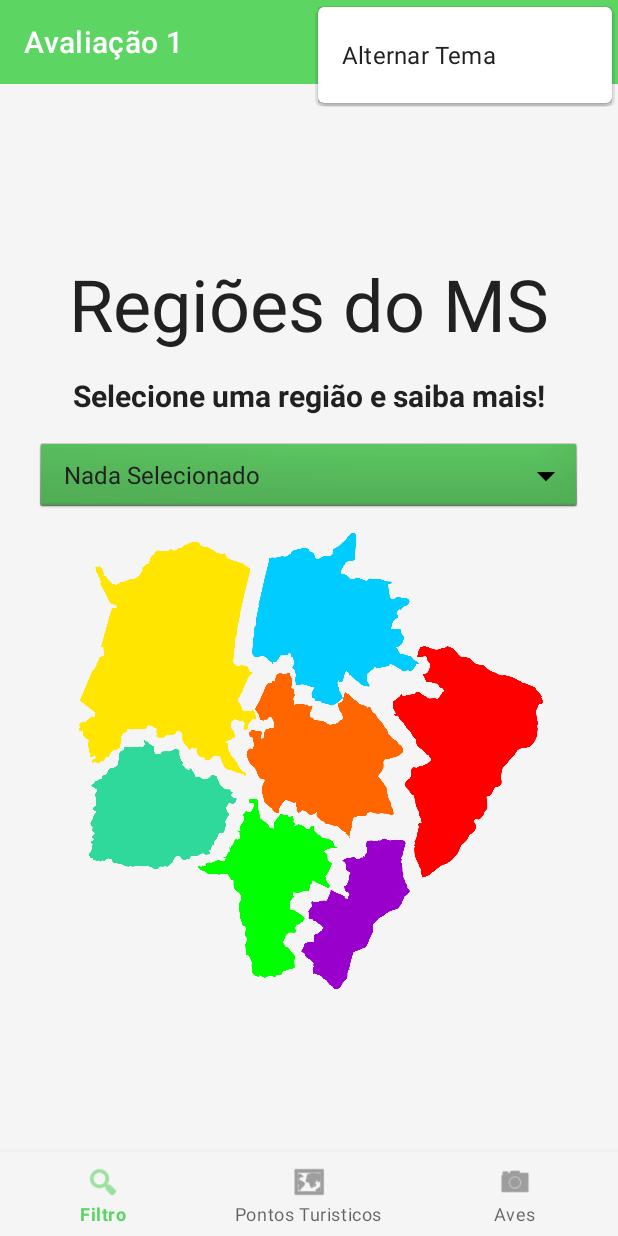
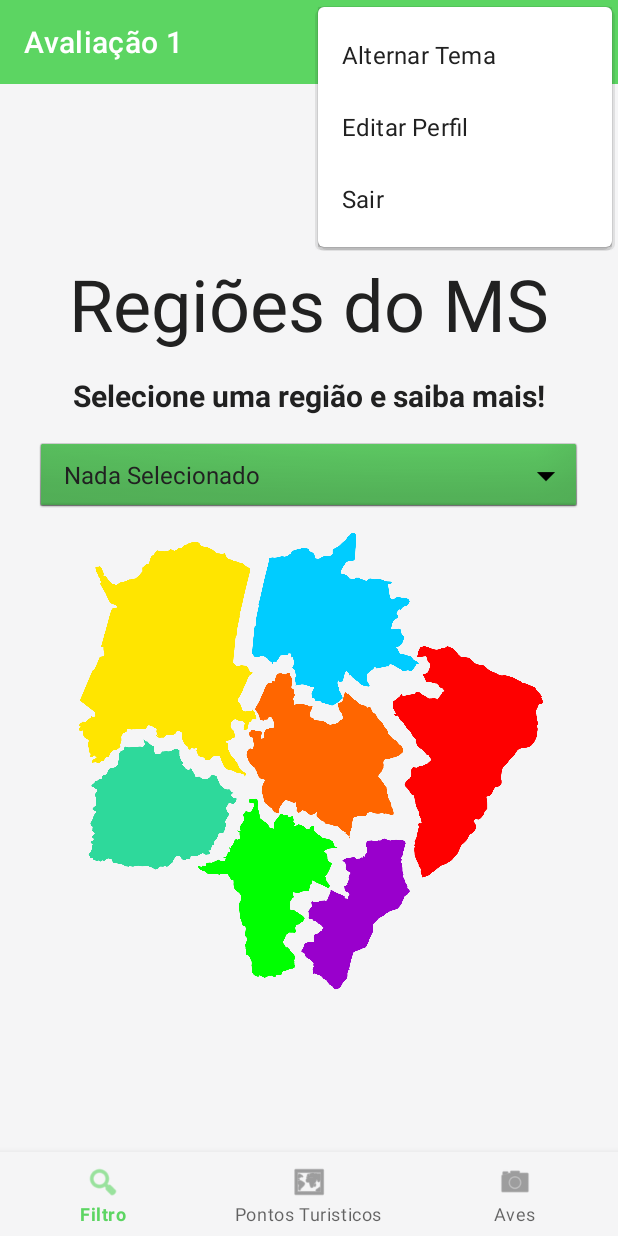
Before and after one commit to getHenrique/Avaliacao1-ProgMobile, an Android app: the MainActivity screen opened directly, with no data from a screen before it, with the options menu open, on a phone screen of 412 x 824 dp. Run offline under Robolectric (Android 15) with nearby library versions, the light colour scheme and no system bars.

Commit message:
implementar: 5. Atualizar a MainActivity.java

```diff
--- a/app/src/main/java/edu/facom/avaliacao1/model/Usuario.java
+++ b/app/src/main/java/edu/facom/avaliacao1/model/Usuario.java
@@ -15,6 +15,9 @@ public class Usuario {
 
     public String caminhoFoto;
 
+    // Adicione dentro da classe Usuario
+    public boolean sessaoAtiva;
+
 
     public Usuario() {
     }
--- a/app/src/main/java/edu/facom/avaliacao1/model/UsuarioDao.java
+++ b/app/src/main/java/edu/facom/avaliacao1/model/UsuarioDao.java
@@ -17,4 +17,10 @@ public interface UsuarioDao {
     // Método útil para verificar se já existe o usuário ou fazer login futuro
     @Query("SELECT * FROM usuarios WHERE nomeUsuario = :nome LIMIT 1")
     Usuario buscarUsuarioPorNome(String nome);
+
+    @Query("SELECT * FROM usuarios WHERE sessaoAtiva = 1 LIMIT 1")
+    Usuario buscarUsuarioLogado();
+
+    @Query("UPDATE usuarios SET sessaoAtiva = 0")
+    void encerrarSessoes();
 }
--- a/app/src/main/java/edu/facom/avaliacao1/view/CadastroActivity.java
+++ b/app/src/main/java/edu/facom/avaliacao1/view/CadastroActivity.java
@@ -69,7 +69,7 @@ public class CadastroActivity extends AppCompatActivity {
         // Observar o resultado do salvamento
         viewModel.getCadastroSucesso().observe(this, sucesso -> {
             if (sucesso) {
-                Toast.makeText(this, "Utilizador guardado com sucesso!", Toast.LENGTH_LONG).show();
+                Toast.makeText(this, "Usuário guardado com sucesso!", Toast.LENGTH_LONG).show();
 
                 // Redireciona para a Tela Principal
                 Intent intent = new Intent(CadastroActivity.this, edu.facom.avaliacao1.MainActivity.class);
--- a/app/src/main/res/layout/activity_main.xml
+++ b/app/src/main/res/layout/activity_main.xml
@@ -11,7 +11,19 @@
         android:layout_height="?attr/actionBarSize"
         android:background="?attr/colorPrimary"
         app:titleTextColor="?attr/colorOnPrimary"
-        android:layout_alignParentTop="true" />
+        android:layout_alignParentTop="true">
+
+        <!-- Avatar do Utilizador Logado -->
+        <ImageView
+            android:id="@+id/imgAvatarToolbar"
+            android:layout_width="36dp"
+            android:layout_height="36dp"
+            android:layout_gravity="end"
+            android:layout_marginEnd="16dp"
+            android:scaleType="centerCrop"
+            android:background="@drawable/ic_launcher_background" /> <!-- Substitua por um placeholder redondo se preferir -->
+
+    </androidx.appcompat.widget.Toolbar>
 
     <!--Onde os fragments aparecem-->
     <FrameLayout
--- a/app/src/main/res/menu/menu_main.xml
+++ b/app/src/main/res/menu/menu_main.xml
@@ -1,12 +1,16 @@
 <?xml version="1.0" encoding="utf-8"?>
-<!--Mostra o nome da aplicação as opçõs de menu-->
 <menu xmlns:android="http://schemas.android.com/apk/res/android"
-    xmlns:app="http://schemas.android.com/apk/res-auto"
-    xmlns:tools="http://schemas.android.com/tools"
-    tools:context="edu.facom.avaliacao1.MainActivity">
-    <!--Opção de alterar tema-->
+    xmlns:app="http://schemas.android.com/apk/res-auto">
     <item
         android:id="@+id/action_toggle_theme"
         android:title="Alternar Tema"
-        app:showAsAction="never" /><!--Item escondido nos três pontinhos-->
+        app:showAsAction="never" />
+    <item
+        android:id="@+id/action_editar_perfil"
+        android:title="Editar Perfil"
+        app:showAsAction="never" />
+    <item
+        android:id="@+id/action_logout"
+        android:title="Sair"
+        app:showAsAction="never" />
 </menu>
```
Also changed, not shown: app/src/main/java/edu/facom/avaliacao1/viewmodel/MainViewModel.java (added, +43 -0 lines).
